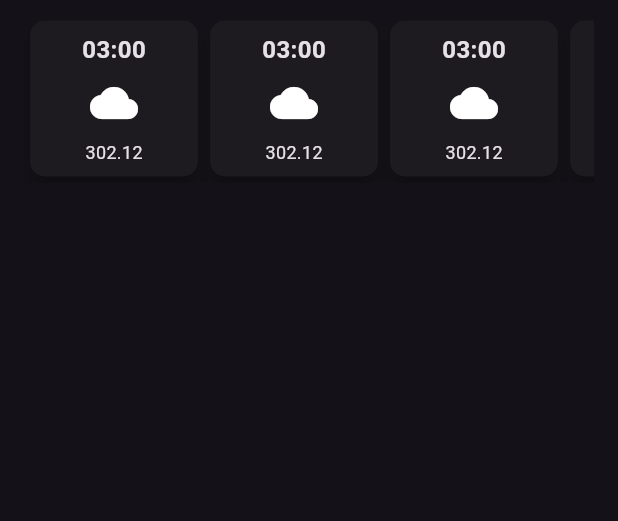
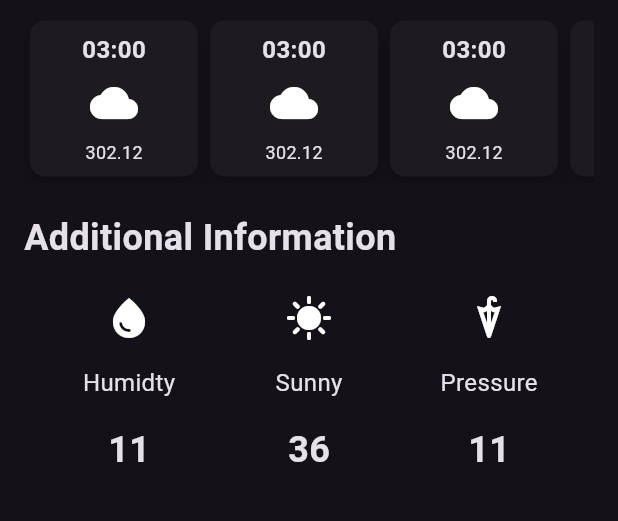
Before and after one commit to SemajCode/weather_app, a Flutter app: the screen it shows after launch, on a phone screen of 412 x 824 dp, the part 506-1027 px from its top. Run offline on Flutter 3.47's test engine with Material 2 defaults, Android fonts, the phone set to English and light mode, and no system bars.

Commit message:
added Additional Info Item

```diff
--- /dev/null
+++ b/lib/additional_info_item.dart
@@ -0,0 +1,44 @@
+import 'package:flutter/material.dart';
+
+class AdditionalInfoItem extends StatelessWidget {
+  const AdditionalInfoItem(
+      {super.key,
+      required this.atmosphere,
+      required this.icon,
+      required this.temp});
+
+  final IconData icon;
+  final String temp;
+  final String atmosphere;
+
+  @override
+  Widget build(BuildContext context) {
+    return SizedBox(
+      width: 100,
+      child: Column(
+        children: [
+          Icon(
+            icon,
+            size: 32,
+          ),
+          const SizedBox(
+            height: 16,
+          ),
+          Text(
+            atmosphere,
+            style: const TextStyle(
+              fontSize: 16,
+            ),
+          ),
+          const SizedBox(
+            height: 16,
+          ),
+          Text(
+            temp,
+            style: const TextStyle(fontSize: 24, fontWeight: FontWeight.bold),
+          ),
+        ],
+      ),
+    );
+  }
+}
--- a/lib/weather_screen.dart
+++ b/lib/weather_screen.dart
@@ -1,6 +1,7 @@
 import 'dart:ui';
 
 import 'package:flutter/material.dart';
+import 'package:weather_app/additional_info_item.dart';
 import 'package:weather_app/hourly_forecast_item.dart';
 
 class WeatherScreen extends StatelessWidget {
@@ -96,7 +97,6 @@ class WeatherScreen extends StatelessWidget {
               height: 10,
             ),
 
-            //additional information
             const SingleChildScrollView(
               scrollDirection: Axis.horizontal,
               child: Row(
@@ -108,6 +108,42 @@ class WeatherScreen extends StatelessWidget {
                   HourlyForcastItem(),
                 ],
               ),
+            ),
+
+            const SizedBox(
+              height: 20,
+            ),
+
+            //additional information
+            const Text(
+              'Additional Information',
+              style: TextStyle(
+                fontSize: 24,
+                fontWeight: FontWeight.bold,
+              ),
+            ),
+            const SizedBox(
+              height: 20,
+            ),
+            const Row(
+              mainAxisAlignment: MainAxisAlignment.spaceEvenly,
+              children: [
+                AdditionalInfoItem(
+                  icon: Icons.water_drop,
+                  atmosphere: 'Humidty',
+                  temp: '11',
+                ),
+                AdditionalInfoItem(
+                  icon: Icons.sunny,
+                  atmosphere: 'Sunny',
+                  temp: '36',
+                ),
+                AdditionalInfoItem(
+                  icon: Icons.umbrella,
+                  atmosphere: 'Pressure',
+                  temp: '11',
+                ),
+              ],
             )
           ],
         ),
```
